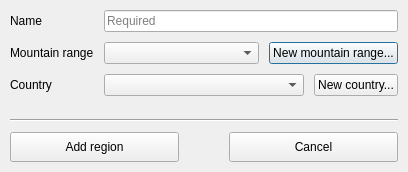
This is src/ui/region_dialog.ui in svetter/pal as Qt 5 draws it before an edit. The edited form follows.
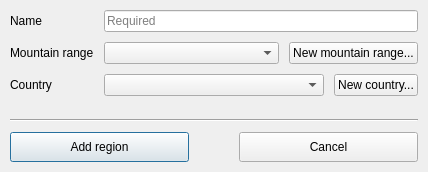
This is the edited form. Icons and pictures are not drawn.

Commit message: Set default focus on ok buttons in item dialogs

Diff of the .ui file:
```diff
--- a/src/ui/region_dialog.ui
+++ b/src/ui/region_dialog.ui
@@ -6,7 +6,7 @@
    <rect>
     <x>0</x>
     <y>0</y>
-    <width>408</width>
+    <width>428</width>
     <height>172</height>
    </rect>
   </property>
@@ -200,6 +200,9 @@
        <property name="text">
         <string>Add region</string>
        </property>
+       <property name="default">
+        <bool>true</bool>
+       </property>
       </widget>
      </item>
      <item>
```
The commit also changes 9 other files.
